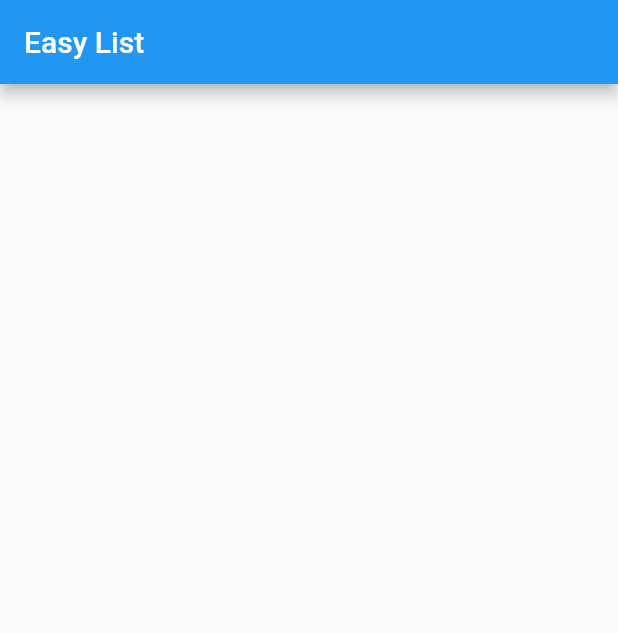
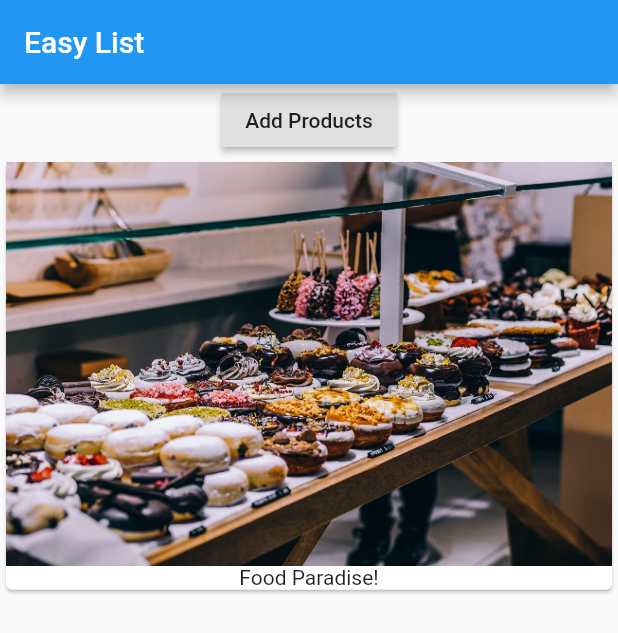
Before and after one commit to ggrow3/flutter_course, a Flutter app: the screen it shows after launch, on a phone screen of 412 x 824 dp. Shown: the top 633 px of the screen. Run offline on Flutter 3.47's test engine with Material 2 defaults, Android fonts, the phone set to English and light mode, and no system bars.

Commit message:
First Commit

```diff
--- a/lib/main.dart
+++ b/lib/main.dart
@@ -1,12 +1,35 @@
 import 'package:flutter/material.dart';
 
-main() {
-  runApp(MyApp());
-}
+void main() => runApp(MyApp());
+
 
 class MyApp extends StatelessWidget {
-  build(context) {
+  @override
+  Widget build(BuildContext context) {
     return MaterialApp(
-        home: Scaffold(appBar: AppBar(title: Text('Easy List'))));
+        home: Scaffold(
+          appBar: AppBar(
+            title: Text('Easy List')
+            ),
+            body: Column(children: [
+              RaisedButton(
+
+                onPressed:() {},
+                child: Text('Add Products'),
+
+               ),
+              Card(child: Column(
+                children: <Widget>[
+                  Image.asset('assets/food.jpg'),
+                  Text("Food Paradise!")
+
+                ],
+              ),
+            ),
+
+            ]
+            ),
+            ));
+
   }
 }
--- a/pubspec.yaml
+++ b/pubspec.yaml
@@ -37,8 +37,8 @@ flutter:
   uses-material-design: true
 
   # To add assets to your application, add an assets section, like this:
-  # assets:
-  #  - images/a_dot_burr.jpeg
+  assets:
+    - assets/food.jpg
   #  - images/a_dot_ham.jpeg
 
   # An image asset can refer to one or more resolution-specific "variants", see
```
Also changed, not shown: assets/food.jpg (added).
